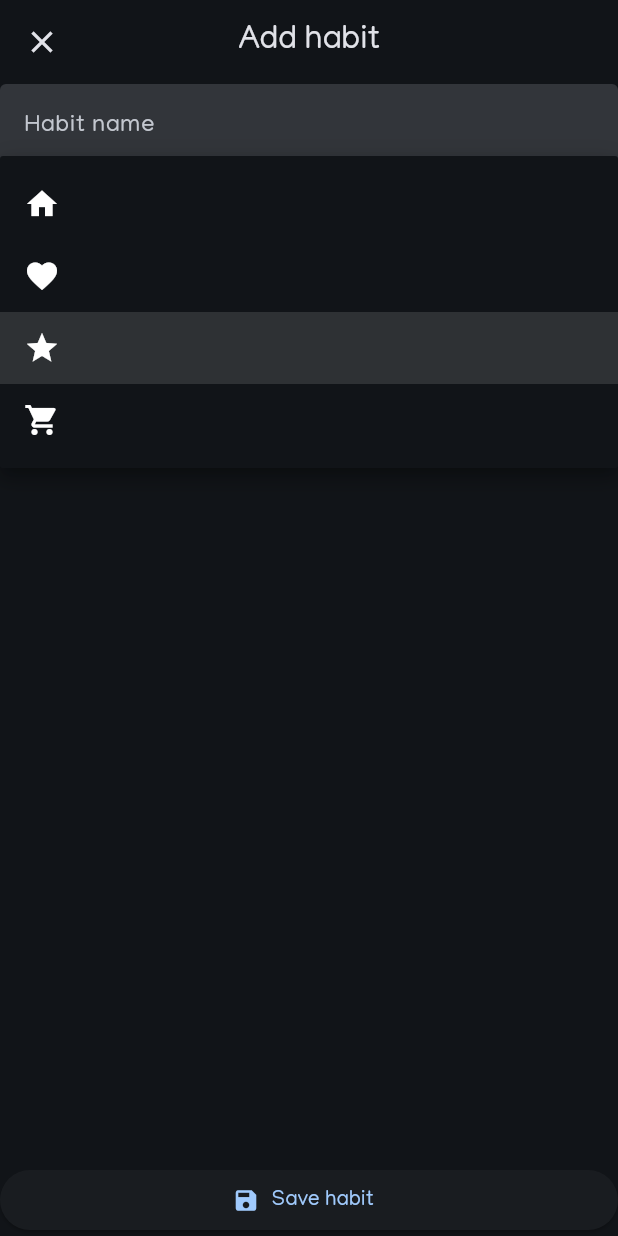
After one commit to Hensell/minimal_habit_tracker, a Flutter app: the HabitCreateScreen screen opened directly, after a tap on the "close" icon, after a tap on the "add" icon, after a tap on the "star" icon, on a phone screen of 412 x 824 dp. The commit adds this screen. Run offline on Flutter 3.47's test engine with Material 3 defaults, Android fonts, the phone set to English and light mode, and no system bars; our stand-ins replace bloc, flutter_bloc, gap, sembast, sembast_web; generated files the repository leaves out were written again.

Commit message:
Improvement in create screen and detail screen

```diff
--- a/lib/presentation/screens/habit_screens/habit_create_screen.dart
+++ b/lib/presentation/screens/habit_screens/habit_create_screen.dart
@@ -1,14 +1,13 @@
 import 'package:flutter/material.dart';
-import 'package:gap/gap.dart';
 import 'package:minimal_habit_tracker/data/repositories/habit_repository_impl.dart';
 import 'package:minimal_habit_tracker/presentation/bloc/habit_cubit/habit_cubit.dart';
 import 'package:flutter_bloc/flutter_bloc.dart';
-import 'package:minimal_habit_tracker/presentation/widgets/common/custom_appbar.dart';
+import 'package:minimal_habit_tracker/presentation/widgets/common/custom_scaffold.dart';
 import 'package:provider/provider.dart';
+import '../../../domain/entities/habit_entity.dart';
+import 'package:flutter_gen/gen_l10n/app_localizations.dart';
 
-import '../../../domain/entities/habit_entity.dart';
-import 'habit_list_screen.dart';
-import 'package:flutter_gen/gen_l10n/app_localizations.dart';
+import '../../widgets/common/textfields_column_widget.dart';
 
 class HabitCreateScreen extends StatelessWidget {
   HabitCreateScreen({super.key});
@@ -30,66 +29,15 @@ class HabitCreateScreen extends StatelessWidget {
     );
   }
 
-  PopScope bodyMethod(BuildContext context) {
-    return PopScope(
-      canPop: false,
-      onPopInvoked: (didPop) {
-        Navigator.pushReplacement(
-          context,
-          MaterialPageRoute(builder: (context) => const HabitListScreen()),
-        );
-      },
-      child: Scaffold(
-        appBar:
-            CustomAppbar(title: Text(AppLocalizations.of(context)!.addHabit)),
-        body: Column(
-          children: [
-            TextFormField(
-              controller: _nameController,
-              decoration: InputDecoration(
-                  filled: true,
-                  label: Text(AppLocalizations.of(context)!.habitName)),
+  CustomScaffold bodyMethod(BuildContext context) {
+    return CustomScaffold(
+      title: Text(AppLocalizations.of(context)!.addHabit),
+      body: TextfieldsColumnWidget(
+        nameController: _nameController,
+        descriptionController: _descriptionController,
+        selectedIcon: _selectedIcon,
       ),
-            const Gap(20),
-            TextFormField(
-              controller: _descriptionController,
-              decoration: InputDecoration(
-                  filled: true,
-                  label: Text(AppLocalizations.of(context)!.habitDescription)),
-            ),
-            const Gap(20),
-            ValueListenableBuilder<IconData>(
-                valueListenable: _selectedIcon,
-                builder: (context, value, _) {
-                  return DropdownButton<IconData>(
-                    isExpanded: true,
-                    value: value,
-                    items: const [
-                      DropdownMenuItem(
-                        value: Icons.home,
-                        child: Icon(Icons.home),
-                      ),
-                      DropdownMenuItem(
-                        value: Icons.favorite,
-                        child: Icon(Icons.favorite),
-                      ),
-                      DropdownMenuItem(
-                        value: Icons.star,
-                        child: Icon(Icons.star),
-                      ),
-                      DropdownMenuItem(
-                        value: Icons.shopping_cart,
-                        child: Icon(Icons.shopping_cart),
-                      )
-                    ],
-                    onChanged: (IconData? newValue) {
-                      _selectedIcon.value = newValue!;
-                    },
-                  );
-                }),
-          ],
-        ),
-        bottomNavigationBar: ElevatedButton.icon(
+      bottonBar: ElevatedButton.icon(
           onPressed: () {
             if (_nameController.text.isEmpty ||
                 _descriptionController.text.isEmpty) {
@@ -107,10 +55,11 @@ class HabitCreateScreen extends StatelessWidget {
             ScaffoldMessenger.of(context).showSnackBar(SnackBar(
                 content:
                     Text(AppLocalizations.of(context)!.savedSuccessfully)));
+            _nameController.clear();
+            _descriptionController.clear();
           },
           icon: const Icon(Icons.save),
           label: Text(AppLocalizations.of(context)!.saveHabit)),
-      ),
     );
   }
 }
--- /dev/null
+++ b/lib/presentation/widgets/common/custom_scaffold.dart
@@ -0,0 +1,41 @@
+import 'package:flutter/material.dart';
+
+import '../../screens/habit_screens/habit_list_screen.dart';
+
+class CustomScaffold extends StatelessWidget {
+  const CustomScaffold(
+      {super.key, required this.title, required this.body, this.bottonBar});
+  final Widget title;
+  final Widget body;
+  final Widget? bottonBar;
+
+  @override
+  Widget build(BuildContext context) {
+    return PopScope(
+      canPop: false,
+      onPopInvoked: (didPop) {
+        Navigator.pushReplacement(
+          context,
+          MaterialPageRoute(builder: (context) => const HabitListScreen()),
+        );
+      },
+      child: Scaffold(
+        appBar: AppBar(
+          centerTitle: true,
+          title: title,
+          leading: IconButton(
+              onPressed: () {
+                Navigator.pushReplacement(
+                  context,
+                  MaterialPageRoute(
+                      builder: (context) => const HabitListScreen()),
+                );
+              },
+              icon: const Icon(Icons.close)),
+        ),
+        body: body,
+        bottomNavigationBar: bottonBar,
+      ),
+    );
+  }
+}
--- /dev/null
+++ b/lib/presentation/widgets/common/textfields_column_widget.dart
@@ -0,0 +1,65 @@
+import 'package:flutter/material.dart';
+import 'package:gap/gap.dart';
+import 'package:flutter_gen/gen_l10n/app_localizations.dart';
+
+class TextfieldsColumnWidget extends StatelessWidget {
+  const TextfieldsColumnWidget(
+      {super.key,
+      required this.nameController,
+      required this.descriptionController,
+      required this.selectedIcon});
+  final TextEditingController nameController;
+  final TextEditingController descriptionController;
+  final ValueNotifier<IconData> selectedIcon;
+
+  @override
+  Widget build(BuildContext context) {
+    return Column(
+      children: [
+        TextFormField(
+          controller: nameController,
+          decoration: InputDecoration(
+              filled: true,
+              label: Text(AppLocalizations.of(context)!.habitName)),
+        ),
+        const Gap(20),
+        TextFormField(
+          controller: descriptionController,
+          decoration: InputDecoration(
+              filled: true,
+              label: Text(AppLocalizations.of(context)!.habitDescription)),
+        ),
+        const Gap(20),
+        ValueListenableBuilder<IconData>(
+            valueListenable: selectedIcon,
+            builder: (context, value, _) {
+              return DropdownButton<IconData>(
+                isExpanded: true,
+                value: value,
+                items: const [
+                  DropdownMenuItem(
+                    value: Icons.home,
+                    child: Icon(Icons.home),
+                  ),
+                  DropdownMenuItem(
+                    value: Icons.favorite,
+                    child: Icon(Icons.favorite),
+                  ),
+                  DropdownMenuItem(
+                    value: Icons.star,
+                    child: Icon(Icons.star),
+                  ),
+                  DropdownMenuItem(
+                    value: Icons.shopping_cart,
+                    child: Icon(Icons.shopping_cart),
+                  )
+                ],
+                onChanged: (IconData? newValue) {
+                  selectedIcon.value = newValue!;
+                },
+              );
+            }),
+      ],
+    );
+  }
+}
--- a/pubspec.yaml
+++ b/pubspec.yaml
@@ -47,6 +47,7 @@ dependencies:
   bloc: ^8.1.2
   meta: ^1.10.0
   calendar_date_picker2: ^0.5.3
+  flex_color_picker: ^3.3.1
 
 dev_dependencies:
   flutter_test:
```
Also changed, not shown: lib/presentation/screens/habit_screens/habit_detail_screen.dart (+12 -62 lines), lib/presentation/widgets/habit_list/box_complete.dart (+14 -22 lines), pubspec.lock, 1 other file. Lines whose indentation alone changed are shown as unchanged.
